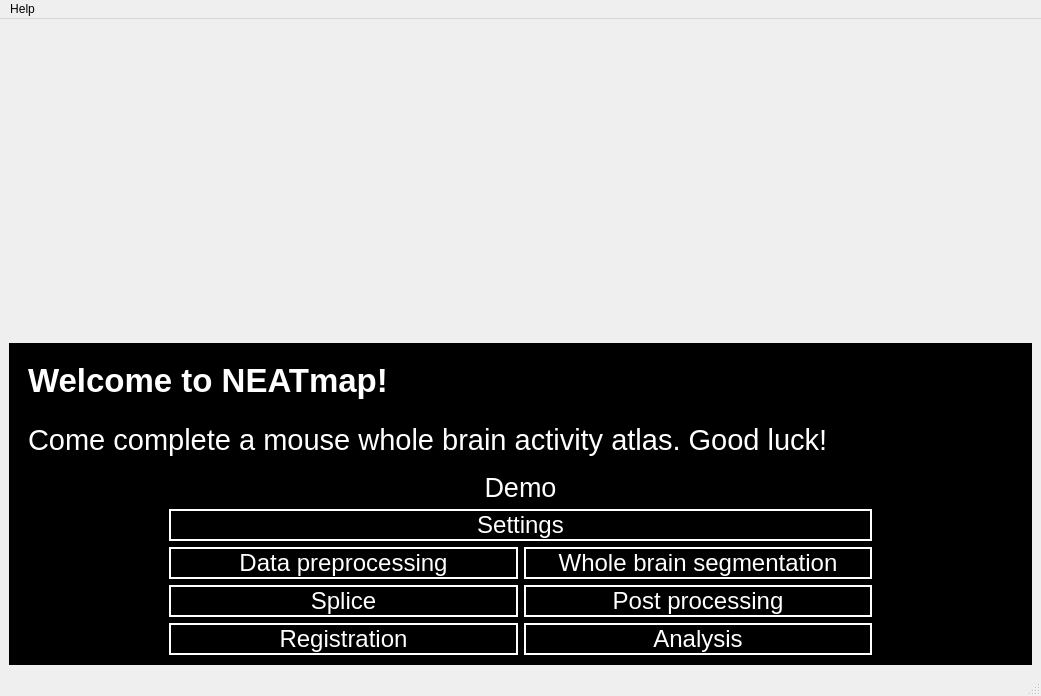
The window that neatmap.ui (mesobrain/NEATmap_software) describes before a commit, drawn with Qt 5.
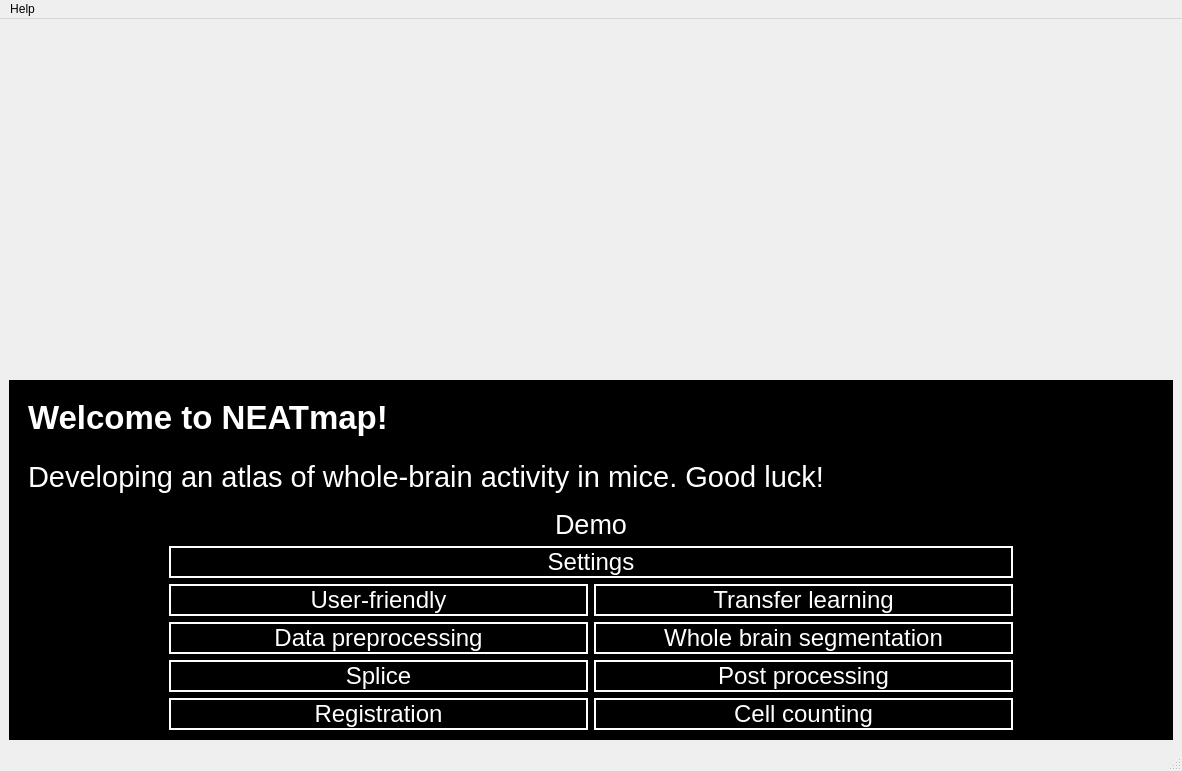
The same window after the commit. Icons and pictures are not drawn.

What changed in the file:
```diff
--- a/neatmap.ui
+++ b/neatmap.ui
@@ -6,8 +6,8 @@
    <rect>
     <x>0</x>
     <y>0</y>
-    <width>1041</width>
-    <height>696</height>
+    <width>1182</width>
+    <height>771</height>
    </rect>
   </property>
   <property name="minimumSize">
@@ -35,7 +35,7 @@
 QPushButton:hover { color: red }</string>
   </property>
   <widget class="QWidget" name="centralwidget">
-   <layout class="QVBoxLayout" name="verticalLayout_3">
+   <layout class="QVBoxLayout" name="verticalLayout_4">
     <item>
      <layout class="QVBoxLayout" name="verticalLayout_2">
       <property name="spacing">
@@ -82,7 +82,7 @@
         <property name="frameShadow">
          <enum>QFrame::Raised</enum>
         </property>
-        <layout class="QVBoxLayout" name="verticalLayout_4">
+        <layout class="QVBoxLayout" name="verticalLayout_3">
          <item>
           <widget class="QFrame" name="frame_2">
            <property name="frameShape">
@@ -138,13 +138,40 @@
 }</string>
               </property>
               <property name="text">
-               <string>Come complete a mouse whole brain activity atlas. Good luck!</string>
+               <string>Developing an atlas of whole-brain activity in mice. Good luck!</string>
               </property>
              </widget>
             </item>
            </layout>
           </widget>
          </item>
+         <item>
+          <widget class="QLabel" name="label_4">
+           <property name="font">
+            <font>
+             <family>Arial</family>
+             <pointsize>20</pointsize>
+            </font>
+           </property>
+           <property name="layoutDirection">
+            <enum>Qt::LeftToRight</enum>
+           </property>
+           <property name="styleSheet">
+            <string notr="true">*{
+	color: rgb(255, 255, 255)
+}</string>
+           </property>
+           <property name="text">
+            <string>Demo</string>
+           </property>
+           <property name="alignment">
+            <set>Qt::AlignCenter</set>
+           </property>
+           <property name="indent">
+            <number>0</number>
+           </property>
+          </widget>
+         </item>
          <item>
           <layout class="QVBoxLayout" name="verticalLayout">
            <property name="leftMargin">
@@ -153,33 +180,6 @@
            <property name="rightMargin">
             <number>150</number>
            </property>
-           <item>
-            <widget class="QLabel" name="label_4">
-             <property name="font">
-              <font>
-               <family>Arial</family>
-               <pointsize>20</pointsize>
-              </font>
-             </property>
-             <property name="layoutDirection">
-              <enum>Qt::LeftToRight</enum>
-             </property>
-             <property name="styleSheet">
-              <string notr="true">*{
-	color: rgb(255, 255, 255)
-}</string>
-             </property>
-             <property name="text">
-              <string>Demo</string>
-             </property>
-             <property name="alignment">
-              <set>Qt::AlignCenter</set>
-             </property>
-             <property name="indent">
-              <number>0</number>
-             </property>
-            </widget>
-           </item>
            <item>
             <widget class="QPushButton" name="Settings">
              <property name="font">
@@ -205,55 +205,7 @@
            </item>
            <item>
             <layout class="QGridLayout" name="gridLayout">
-             <item row="3" column="2">
-              <widget class="QPushButton" name="Analysis">
-               <property name="font">
-                <font>
-                 <family>Arial</family>
-                 <pointsize>18</pointsize>
-                </font>
-               </property>
-               <property name="styleSheet">
-                <string notr="true">#Analysis{
-	background-color: rgb(0, 0, 0);
-	border:2px solid rgb(255, 255, 255);
-	color : rgb(255, 255, 255)
-}
-
-#Analysis:hover {
-	color: green;
-}</string>
-               </property>
-               <property name="text">
-                <string>Analysis</string>
-               </property>
-              </widget>
-             </item>
-             <item row="3" column="0">
-              <widget class="QPushButton" name="Registration">
-               <property name="font">
-                <font>
-                 <family>Arial</family>
-                 <pointsize>18</pointsize>
-                </font>
-               </property>
-               <property name="styleSheet">
-                <string notr="true">#Registration{
-	background-color: rgb(0, 0, 0);
-	border:2px solid rgb(255, 255, 255);
-	color : rgb(255, 255, 255)
-}
-
-#Registration:hover {
-	color: green;
-}</string>
-               </property>
-               <property name="text">
-                <string>Registration</string>
-               </property>
-              </widget>
-             </item>
-             <item row="1" column="2">
+             <item row="2" column="2">
               <widget class="QPushButton" name="WholeBrainSeg">
                <property name="font">
                 <font>
@@ -277,7 +229,57 @@
                </property>
               </widget>
              </item>
-             <item row="2" column="2">
+             <item row="4" column="0">
+              <widget class="QPushButton" name="Registration">
+               <property name="font">
+                <font>
+                 <family>Arial</family>
+                 <pointsize>18</pointsize>
+                </font>
+               </property>
+               <property name="styleSheet">
+                <string notr="true">#Registration{
+	background-color: rgb(0, 0, 0);
+	border:2px solid rgb(255, 255, 255);
+	color : rgb(255, 255, 255)
+}
+
+#Registration:hover {
+	color: green;
+}</string>
+               </property>
+               <property name="text">
+                <string>Registration</string>
+               </property>
+              </widget>
+             </item>
+             <item row="1" column="0">
+              <widget class="QPushButton" name="Userfriendly">
+               <property name="font">
+                <font>
+                 <family>Arial</family>
+                 <pointsize>18</pointsize>
+                </font>
+               </property>
+               <property name="cursor">
+                <cursorShape>ArrowCursor</cursorShape>
+               </property>
+               <property name="styleSheet">
+                <string notr="true">#Userfriendly{
+	background-color: rgb(0, 0, 0);
+	border:2px solid rgb(255, 255, 255);
+	color : rgb(255, 255, 255)
+}
+#Userfriendly:hover{
+	color : green
+}</string>
+               </property>
+               <property name="text">
+                <string>User-friendly</string>
+               </property>
+              </widget>
+             </item>
+             <item row="3" column="2">
               <widget class="QPushButton" name="Post">
                <property name="font">
                 <font>
@@ -301,7 +303,7 @@
                </property>
               </widget>
              </item>
-             <item row="1" column="0">
+             <item row="2" column="0">
               <widget class="QPushButton" name="datapro">
                <property name="font">
                 <font>
@@ -328,7 +330,7 @@
                </property>
               </widget>
              </item>
-             <item row="2" column="0">
+             <item row="3" column="0">
               <widget class="QPushButton" name="Splice">
                <property name="font">
                 <font>
@@ -352,6 +354,53 @@
                </property>
               </widget>
              </item>
+             <item row="4" column="2">
+              <widget class="QPushButton" name="Analysis">
+               <property name="font">
+                <font>
+                 <family>Arial</family>
+                 <pointsize>18</pointsize>
+                </font>
+               </property>
+               <property name="styleSheet">
+                <string notr="true">#Analysis{
+	background-color: rgb(0, 0, 0);
+	border:2px solid rgb(255, 255, 255);
+	color : rgb(255, 255, 255)
+}
+
+#Analysis:hover {
+	color: green;
+}</string>
+               </property>
+               <property name="text">
+                <string>Cell counting</string>
+               </property>
+              </widget>
+             </item>
+             <item row="1" column="2">
+              <widget class="QPushButton" name="TransferLearning">
+               <property name="font">
+                <font>
+                 <family>Arial</family>
+                 <pointsize>18</pointsize>
+                </font>
+               </property>
+               <property name="styleSheet">
+                <string notr="true">#TransferLearning{
+	background-color: rgb(0, 0, 0);
+	border:2px solid rgb(255, 255, 255);
+	color : rgb(255, 255, 255)
+}
+#TransferLearning:hover{
+	color : green
+}</string>
+               </property>
+               <property name="text">
+                <string>Transfer learning</string>
+               </property>
+              </widget>
+             </item>
             </layout>
            </item>
           </layout>
@@ -368,7 +417,7 @@
     <rect>
      <x>0</x>
      <y>0</y>
-     <width>1041</width>
+     <width>1182</width>
      <height>21</height>
     </rect>
    </property>
```
